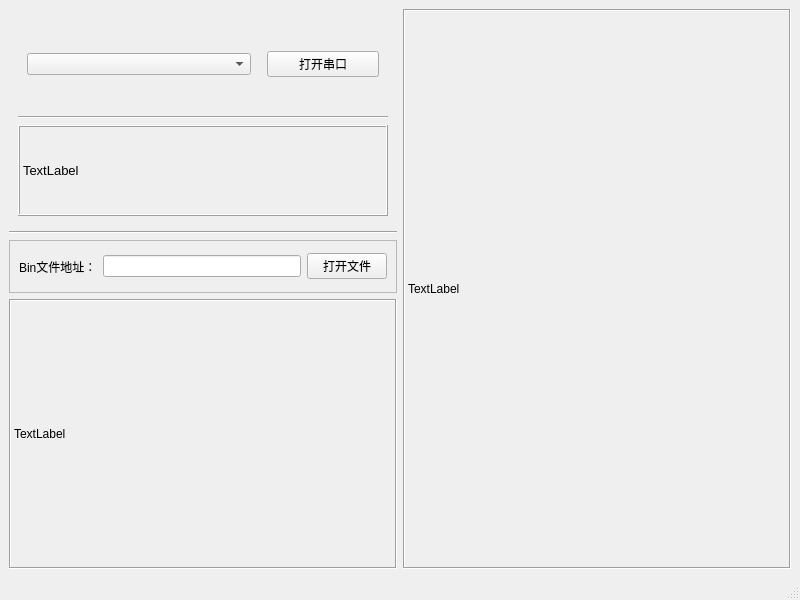
Riptide41/ComWriter, file Mainwindow_Ui.ui: the form before one commit.
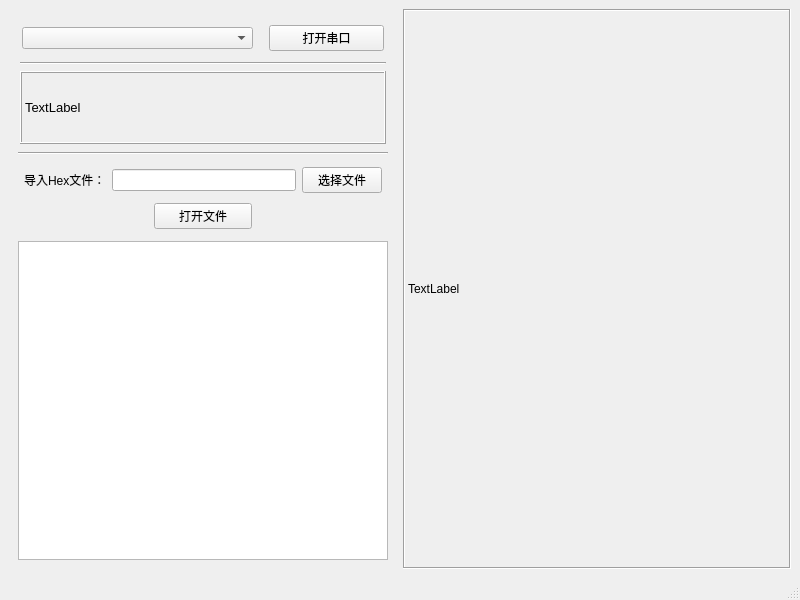
The form after the commit. Custom widgets are drawn as their Qt base class.

```diff
--- a/Mainwindow_Ui.ui
+++ b/Mainwindow_Ui.ui
@@ -22,22 +22,44 @@
   <widget class="QWidget" name="centralwidget">
    <layout class="QHBoxLayout" name="horizontalLayout">
     <item>
+     <widget class="QFrame" name="">
+      <property name="sizePolicy">
+       <sizepolicy hsizetype="Preferred" vsizetype="Preferred">
+        <horstretch>1</horstretch>
+        <verstretch>0</verstretch>
+       </sizepolicy>
+      </property>
      <layout class="QVBoxLayout" name="verticalLayout">
+       <property name="sizeConstraint">
+        <enum>QLayout::SetNoConstraint</enum>
+       </property>
       <item>
        <widget class="QWidget" name="widget" native="true">
         <property name="sizePolicy">
          <sizepolicy hsizetype="Preferred" vsizetype="Preferred">
           <horstretch>0</horstretch>
-          <verstretch>4</verstretch>
+           <verstretch>2</verstretch>
          </sizepolicy>
         </property>
         <layout class="QVBoxLayout" name="verticalLayout_2">
+          <property name="leftMargin">
+           <number>2</number>
+          </property>
+          <property name="topMargin">
+           <number>2</number>
+          </property>
+          <property name="rightMargin">
+           <number>2</number>
+          </property>
+          <property name="bottomMargin">
+           <number>2</number>
+          </property>
          <item>
           <widget class="QWidget" name="horizontalWidget" native="true">
            <property name="sizePolicy">
             <sizepolicy hsizetype="Preferred" vsizetype="Preferred">
              <horstretch>0</horstretch>
-             <verstretch>3</verstretch>
+              <verstretch>1</verstretch>
             </sizepolicy>
            </property>
            <layout class="QHBoxLayout" name="horizontalLayout_4">
@@ -47,6 +69,18 @@
             <property name="sizeConstraint">
              <enum>QLayout::SetDefaultConstraint</enum>
             </property>
+             <property name="leftMargin">
+              <number>2</number>
+             </property>
+             <property name="topMargin">
+              <number>2</number>
+             </property>
+             <property name="rightMargin">
+              <number>2</number>
+             </property>
+             <property name="bottomMargin">
+              <number>2</number>
+             </property>
             <item>
              <widget class="Combobox" name="cmb_port">
               <property name="sizePolicy">
@@ -85,7 +119,7 @@
            <property name="sizePolicy">
             <sizepolicy hsizetype="Preferred" vsizetype="Preferred">
              <horstretch>0</horstretch>
-             <verstretch>3</verstretch>
+              <verstretch>2</verstretch>
             </sizepolicy>
            </property>
            <property name="font">
@@ -115,30 +149,75 @@
        </widget>
       </item>
       <item>
-       <widget class="QFrame" name="frame">
+        <widget class="QWidget" name="widget_2" native="true">
         <property name="sizePolicy">
          <sizepolicy hsizetype="Preferred" vsizetype="Preferred">
           <horstretch>0</horstretch>
           <verstretch>1</verstretch>
          </sizepolicy>
         </property>
-        <property name="frameShape">
-         <enum>QFrame::StyledPanel</enum>
-        </property>
-        <property name="frameShadow">
-         <enum>QFrame::Raised</enum>
-        </property>
+         <layout class="QHBoxLayout" name="horizontalLayout_5">
+          <property name="spacing">
+           <number>2</number>
+          </property>
+          <property name="leftMargin">
+           <number>2</number>
+          </property>
+          <property name="topMargin">
+           <number>2</number>
+          </property>
+          <property name="rightMargin">
+           <number>2</number>
+          </property>
+          <property name="bottomMargin">
+           <number>2</number>
+          </property>
+          <item>
+           <widget class="QWidget" name="widget_3" native="true">
+            <property name="sizePolicy">
+             <sizepolicy hsizetype="Preferred" vsizetype="Preferred">
+              <horstretch>10</horstretch>
+              <verstretch>0</verstretch>
+             </sizepolicy>
+            </property>
+            <layout class="QVBoxLayout" name="verticalLayout_3">
+             <property name="leftMargin">
+              <number>2</number>
+             </property>
+             <property name="topMargin">
+              <number>2</number>
+             </property>
+             <property name="rightMargin">
+              <number>2</number>
+             </property>
+             <property name="bottomMargin">
+              <number>2</number>
+             </property>
+             <item>
+              <widget class="QWidget" name="widget_4" native="true">
         <layout class="QHBoxLayout" name="horizontalLayout_2">
+                <property name="leftMargin">
+                 <number>2</number>
+                </property>
+                <property name="topMargin">
+                 <number>2</number>
+                </property>
+                <property name="rightMargin">
+                 <number>2</number>
+                </property>
+                <property name="bottomMargin">
+                 <number>2</number>
+                </property>
          <item>
           <widget class="QLabel" name="label_3">
            <property name="sizePolicy">
-            <sizepolicy hsizetype="Preferred" vsizetype="Preferred">
+                   <sizepolicy hsizetype="Preferred" vsizetype="Fixed">
              <horstretch>1</horstretch>
-             <verstretch>0</verstretch>
+                    <verstretch>1</verstretch>
             </sizepolicy>
            </property>
            <property name="text">
-            <string>Bin文件地址：</string>
+                   <string>导入Hex文件：</string>
            </property>
           </widget>
          </item>
@@ -150,7 +229,60 @@
              <verstretch>0</verstretch>
             </sizepolicy>
            </property>
-          </widget>
+                  <property name="minimumSize">
+                   <size>
+                    <width>100</width>
+                    <height>0</height>
+                   </size>
+                  </property>
+                 </widget>
+                </item>
+                <item>
+                 <widget class="QPushButton" name="btn_select_file">
+                  <property name="sizePolicy">
+                   <sizepolicy hsizetype="Preferred" vsizetype="Fixed">
+                    <horstretch>1</horstretch>
+                    <verstretch>0</verstretch>
+                   </sizepolicy>
+                  </property>
+                  <property name="text">
+                   <string>选择文件</string>
+                  </property>
+                 </widget>
+                </item>
+               </layout>
+              </widget>
+             </item>
+             <item>
+              <widget class="QWidget" name="widget_5" native="true">
+               <layout class="QHBoxLayout" name="horizontalLayout_3">
+                <property name="leftMargin">
+                 <number>2</number>
+                </property>
+                <property name="topMargin">
+                 <number>2</number>
+                </property>
+                <property name="rightMargin">
+                 <number>2</number>
+                </property>
+                <property name="bottomMargin">
+                 <number>2</number>
+                </property>
+                <item>
+                 <spacer name="horizontalSpacer">
+                  <property name="orientation">
+                   <enum>Qt::Horizontal</enum>
+                  </property>
+                  <property name="sizeType">
+                   <enum>QSizePolicy::Expanding</enum>
+                  </property>
+                  <property name="sizeHint" stdset="0">
+                   <size>
+                    <width>130</width>
+                    <height>20</height>
+                   </size>
+                  </property>
+                 </spacer>
          </item>
          <item>
           <widget class="QPushButton" name="btn_open_file">
@@ -165,39 +297,52 @@
            </property>
           </widget>
          </item>
-        </layout>
-        <zorder>label</zorder>
-        <zorder>label_3</zorder>
-        <zorder>btn_open_file</zorder>
-        <zorder>le_file_path</zorder>
-       </widget>
-      </item>
+                <item>
+                 <spacer name="horizontalSpacer_2">
+                  <property name="orientation">
+                   <enum>Qt::Horizontal</enum>
+                  </property>
+                  <property name="sizeHint" stdset="0">
+                   <size>
+                    <width>130</width>
+                    <height>20</height>
+                   </size>
+                  </property>
+                 </spacer>
+                </item>
+               </layout>
+              </widget>
+             </item>
+            </layout>
+            <zorder>widget_4</zorder>
+            <zorder>widget_4</zorder>
+            <zorder>widget_5</zorder>
+           </widget>
+          </item>
+         </layout>
+        </widget>
+       </item>
       <item>
-       <widget class="QLabel" name="label_2">
+        <widget class="QTextBrowser" name="tb_hex_file">
         <property name="sizePolicy">
-         <sizepolicy hsizetype="Preferred" vsizetype="Preferred">
+          <sizepolicy hsizetype="Expanding" vsizetype="Expanding">
           <horstretch>0</horstretch>
           <verstretch>5</verstretch>
          </sizepolicy>
         </property>
-        <property name="frameShape">
-         <enum>QFrame::Box</enum>
-        </property>
-        <property name="frameShadow">
-         <enum>QFrame::Sunken</enum>
-        </property>
-        <property name="lineWidth">
-         <number>1</number>
-        </property>
-        <property name="text">
-         <string>TextLabel</string>
-        </property>
        </widget>
       </item>
      </layout>
+     </widget>
     </item>
     <item>
      <widget class="QLabel" name="label">
+      <property name="sizePolicy">
+       <sizepolicy hsizetype="Preferred" vsizetype="Preferred">
+        <horstretch>1</horstretch>
+        <verstretch>0</verstretch>
+       </sizepolicy>
+      </property>
       <property name="frameShape">
        <enum>QFrame::Box</enum>
       </property>
```
Lines whose indentation alone changed are shown as unchanged.
